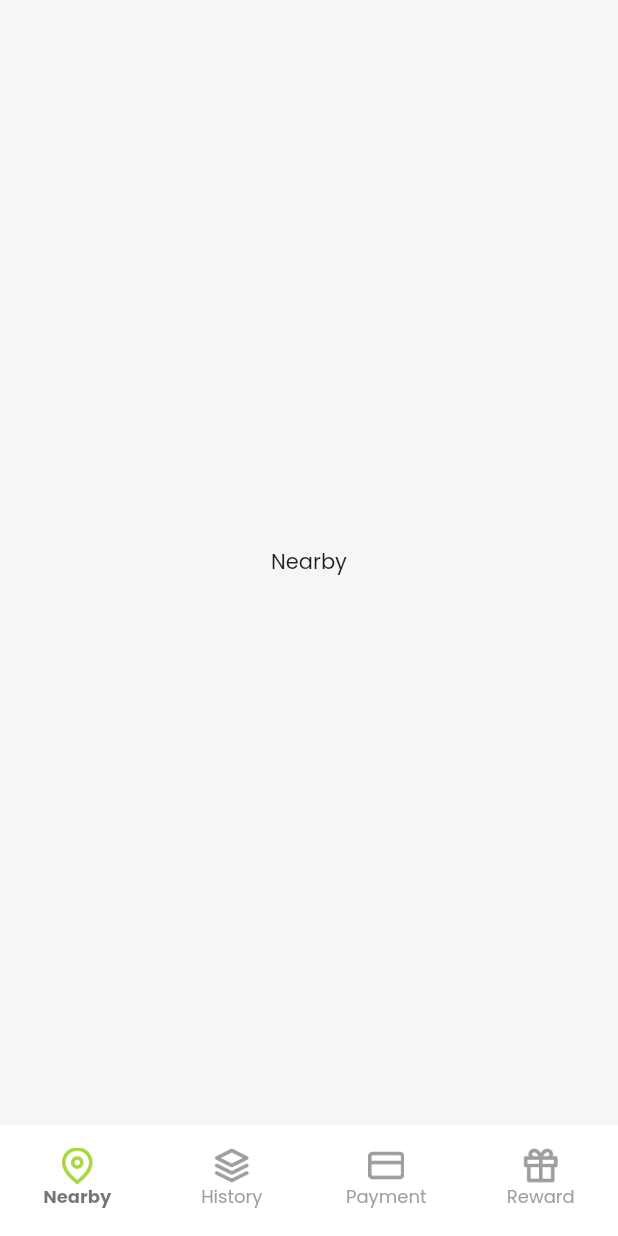
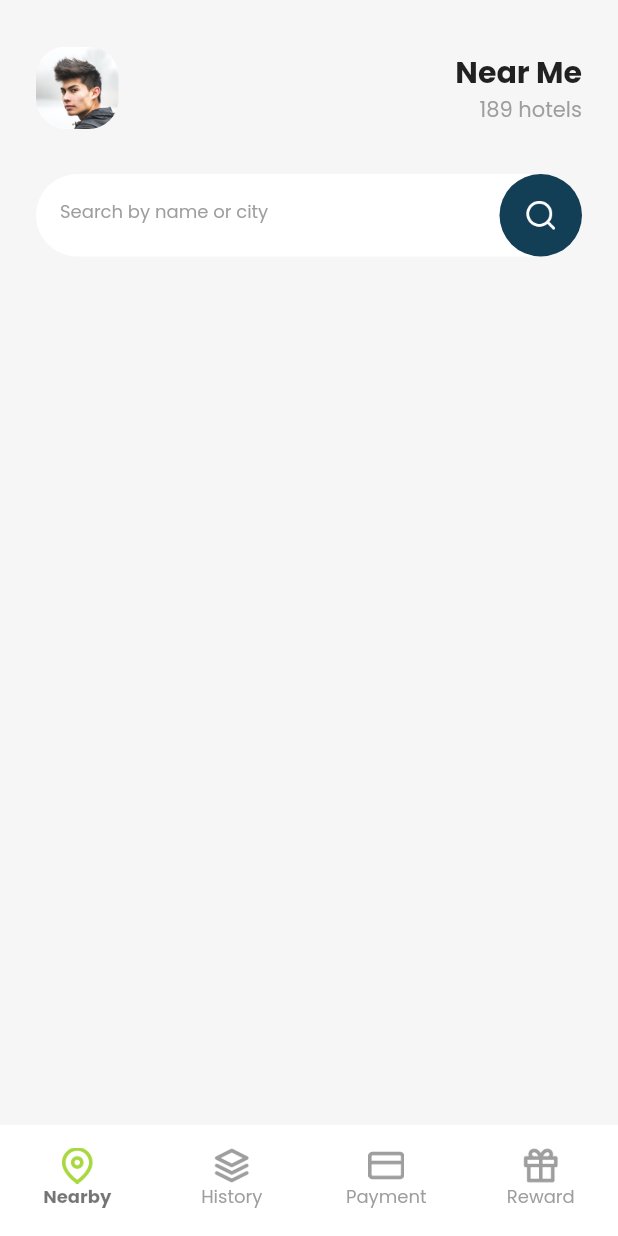
Before and after one commit to Haidar-JPR/hotelia, a Flutter app: the HomeScreen screen opened by its route, on a phone screen of 412 x 824 dp. Run offline on Flutter 3.47's test engine with Material 2 defaults, Android fonts, the phone set to English and light mode, and no system bars; our stand-ins replace awesome_dialog, cloud_firestore, firebase_auth, firebase_core, get, google_fonts and 1 more; accounts and stored records are empty.

Commit message:
add icon search from assets and adding path to app assets file, menu navbar nearby direct to nearby screen from home file, adding header and search field on nearby screen

```diff
--- a/lib/src/config/app_assets.dart
+++ b/lib/src/config/app_assets.dart
@@ -11,4 +11,5 @@ class AppAsset {
   static const history = 'assets/images/ic-history.png';
   static const payment = 'assets/images/ic-credit-card.png';
   static const gift = 'assets/images/ic-gift.png';
+  static const search = 'assets/images/ic-search.png';
 }
--- a/lib/src/features/home/screens/home_screen.dart
+++ b/lib/src/features/home/screens/home_screen.dart
@@ -3,6 +3,7 @@ import 'package:get/get.dart';
 import 'package:hotelio/src/config/app_assets.dart';
 import 'package:hotelio/src/config/app_colors.dart';
 import 'package:hotelio/src/controllers/homeC.dart';
+import 'package:hotelio/src/features/nearby/screen/nearby_screen.dart';
 
 class HomeScreen extends StatelessWidget {
   final homeC = Get.put(HomeC());
@@ -22,9 +23,7 @@ class HomeScreen extends StatelessWidget {
             child: Text('History'),
           );
         } else {
-          return Center(
-            child: Text('Nearby'),
-          );
+          return const Nearby();
         }
       }),
       bottomNavigationBar: Obx(() {
--- /dev/null
+++ b/lib/src/features/nearby/screen/nearby_screen.dart
@@ -0,0 +1,102 @@
+import 'package:flutter/material.dart';
+import 'package:hotelio/src/config/app_assets.dart';
+import 'package:hotelio/src/config/app_colors.dart';
+
+class Nearby extends StatelessWidget {
+  const Nearby({super.key});
+
+  @override
+  Widget build(BuildContext context) {
+    return SafeArea(
+      child: ListView(
+        padding: const EdgeInsets.symmetric(
+          horizontal: 24,
+          vertical: 31,
+        ),
+        children: [
+          header(context),
+          const SizedBox(height: 30),
+          searchHotels(),
+        ],
+      ),
+    );
+  }
+
+  Stack searchHotels() {
+    return Stack(
+      children: [
+        Container(
+          height: 55,
+          decoration: BoxDecoration(
+            borderRadius: BorderRadius.circular(30),
+            color: Colors.white,
+          ),
+          child: TextField(
+            decoration: InputDecoration(
+              border: OutlineInputBorder(
+                borderRadius: BorderRadius.circular(30),
+                borderSide: BorderSide.none,
+              ),
+              hintText: 'Search by name or city',
+              hintStyle: const TextStyle(
+                fontSize: 12,
+                color: Colors.grey,
+              ),
+              contentPadding: const EdgeInsets.symmetric(
+                horizontal: 16,
+                vertical: 8,
+              ),
+            ),
+          ),
+        ),
+        Align(
+          alignment: Alignment.centerRight,
+          child: ElevatedButton(
+            onPressed: () {},
+            style: ElevatedButton.styleFrom(
+              minimumSize: const Size(55, 55),
+              fixedSize: const Size(55, 55),
+              elevation: 0,
+              shape: RoundedRectangleBorder(
+                borderRadius: BorderRadius.circular(30),
+              ),
+              backgroundColor: AppColor.secondaryC,
+            ),
+            child: Image.asset(AppAsset.search),
+          ),
+        ),
+      ],
+    );
+  }
+
+  Row header(BuildContext context) {
+    return Row(
+      mainAxisAlignment: MainAxisAlignment.spaceBetween,
+      children: [
+        ClipRRect(
+          borderRadius: BorderRadius.circular(20),
+          child: Image.asset(
+            AppAsset.profile,
+            width: 55,
+          ),
+        ),
+        Column(
+          crossAxisAlignment: CrossAxisAlignment.end,
+          children: [
+            Text(
+              'Near Me',
+              style: Theme.of(context)
+                  .textTheme
+                  .titleLarge!
+                  .copyWith(fontWeight: FontWeight.w700),
+            ),
+            Text(
+              '189 hotels',
+              style: TextStyle(color: Colors.grey),
+            ),
+          ],
+        )
+      ],
+    );
+  }
+}
```
Also changed, not shown: assets/images/ic-search.png (added).
